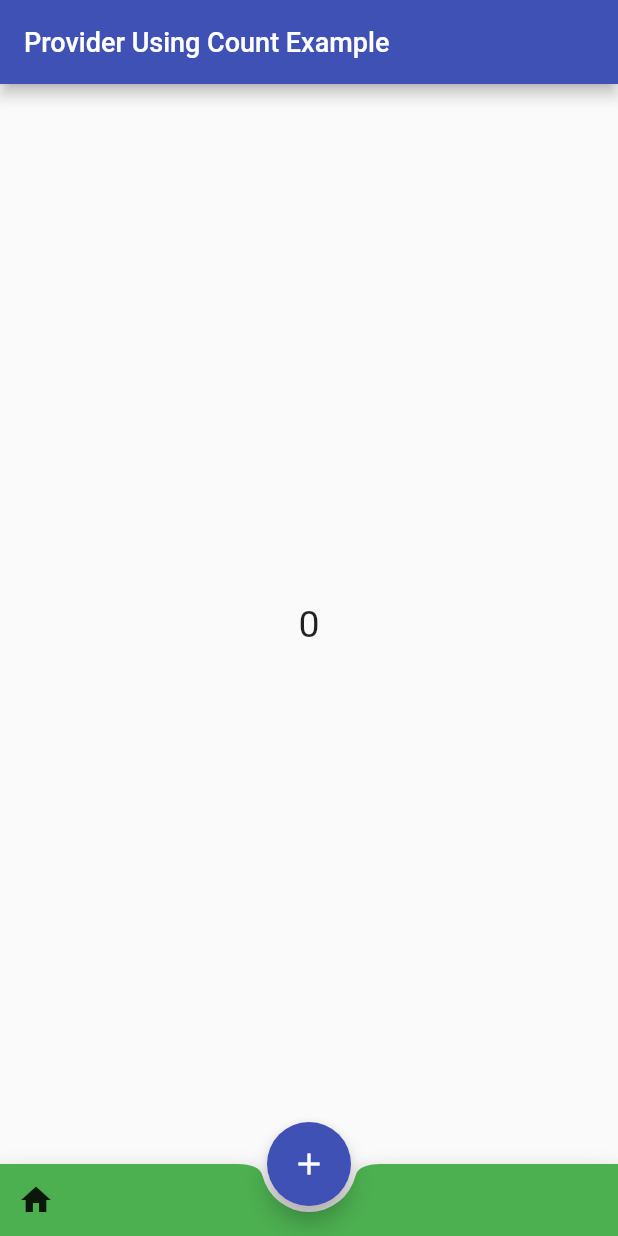
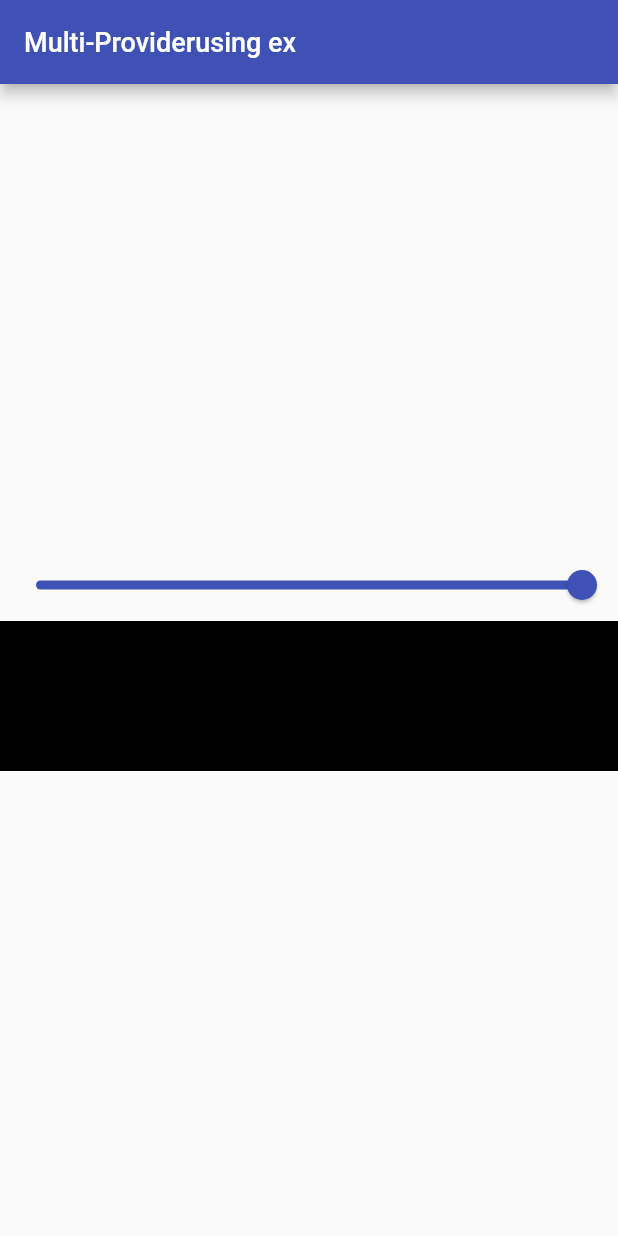
Before and after one commit to flutterboydeep/dummy, a Flutter app: the screen it shows after launch, on a phone screen of 412 x 824 dp. Run offline on Flutter 3.47's test engine with Material 2 defaults, Android fonts, the phone set to English and light mode, and no system bars.

Commit message:
slider and multiprovider part2

```diff
--- a/lib/Screen/Homepage.dart
+++ b/lib/Screen/Homepage.dart
@@ -2,45 +2,46 @@ import 'package:dummy/provider/countProvider.dart';
 import 'package:flutter/material.dart';
 import 'package:provider/provider.dart';
 
-class Homepage extends StatefulWidget {
-  Homepage({super.key});
-  State<StatefulWidget> createState() => _Homepage();
+class homepage extends StatefulWidget {
+  const homepage({super.key});
+
+  @override
+  State<homepage> createState() => _homepageState();
 }
 
-class _Homepage extends State<Homepage> {
+class _homepageState extends State<homepage> {
   @override
   Widget build(BuildContext context) {
-    final InProvider = Provider.of<CountProvider>(context, listen: false);
-
-    print("build function run");
+    final sliderProvider = Provider.of<multiProvider>(context, listen: false);
+    print("build function ");
 
     return Scaffold(
-      appBar: AppBar(title: Text("Provider Using Count Example")),
+      appBar: AppBar(
+        title: Text("Multi-Providerusing ex"),
+      ),
       body: Container(
         child: Center(
-          child: Consumer<CountProvider>(
+          child: Consumer<multiProvider>(
             builder: (context, value, child) {
-              return Text(
-                value.number.toString(),
-                style: TextStyle(fontSize: 25),
+              return Column(
+                mainAxisAlignment: MainAxisAlignment.center,
+                children: [
+                  Slider(
+                      value: sliderProvider.sliderValue,
+                      onChanged: (NewSliderValue) {
+                        sliderProvider.ChangeSlider(NewSliderValue);
+                      }),
+                  Container(
+                    height: 100,
+                    color: const Color.fromARGB(255, 0, 0, 0)
+                        .withOpacity(value.sliderValue),
+                  ),
+                ],
               );
             },
           ),
         ),
       ),
-      bottomNavigationBar: BottomAppBar(
-          color: Colors.green,
-          shape: CircularNotchedRectangle(),
-          child: Row(
-            children: [IconButton(onPressed: () {}, icon: Icon(Icons.home))],
-          )),
-      floatingActionButton: FloatingActionButton(
-        onPressed: () {
-          InProvider.setNum();
-        },
-        child: Icon(Icons.add),
-      ),
-      floatingActionButtonLocation: FloatingActionButtonLocation.centerDocked,
     );
   }
 }
--- a/lib/main.dart
+++ b/lib/main.dart
@@ -21,8 +21,12 @@ class _mainpage extends State<mainpage> {
   // final Future<FirebaseApp> _initialization = Firebase.initializeApp();
   @override
   Widget build(BuildContext context) {
-    return ChangeNotifierProvider(
-      create: (context) => CountProvider(),
+    return MultiProvider(
+      providers: [
+        ChangeNotifierProvider(
+          create: (context) => multiProvider(),
+        )
+      ],
       child: MaterialApp(
           debugShowCheckedModeBanner: true,
           theme: ThemeData(
@@ -34,7 +38,7 @@ class _mainpage extends State<mainpage> {
               titleSmall: TextStyle(fontSize: 18, color: Colors.black),
             ),
           ),
-          home: Homepage()),
+          home: homepage()),
     );
   }
 }
--- a/lib/provider/countProvider.dart
+++ b/lib/provider/countProvider.dart
@@ -1,10 +1,13 @@
 import 'package:flutter/material.dart';
 
-class CountProvider with ChangeNotifier {
-  int num = 0;
-  int get number => num;
-  void setNum() {
-    num++;
+class multiProvider with ChangeNotifier {
+  var _sliderValue = 1.0;
+  double get sliderValue {
+    return _sliderValue;
+  }
+
+  void ChangeSlider(double val) {
+    _sliderValue = val;
     notifyListeners();
   }
 }
```
Also changed, not shown: lib/Screen/faviroteItems.dart (deleted, +0 -78 lines), lib/Screen/shopingDetailPage.dart (deleted, +0 -229 lines).
